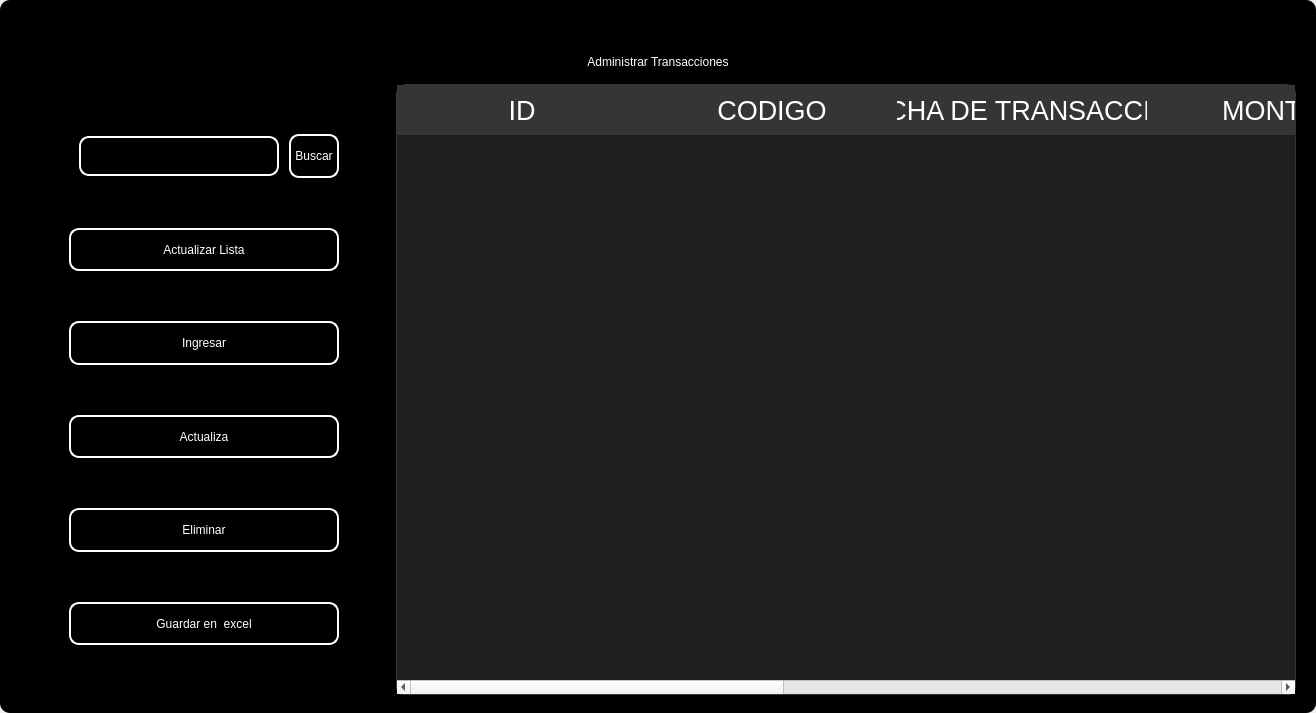
The window that design/standar/maintransaction2.ui (codemiguel-dev/ERP-EmprendeSoft-Desktop) describes before a commit, drawn with Qt 5.
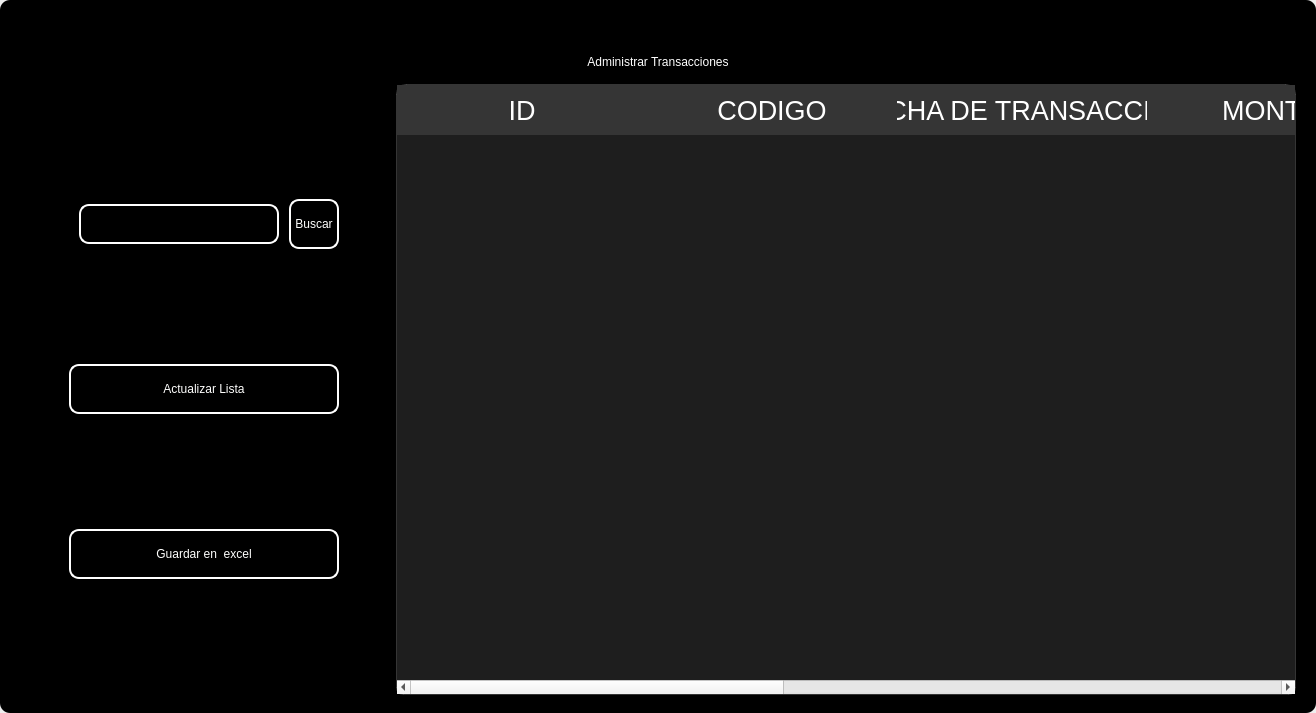
The same window after the commit. Icons and pictures are not drawn.

Diff of the .ui file:
```diff
--- a/design/standar/maintransaction2.ui
+++ b/design/standar/maintransaction2.ui
@@ -552,138 +552,6 @@
               </property>
              </widget>
             </item>
-            <item>
-             <widget class="QPushButton" name="btn_add">
-              <property name="minimumSize">
-               <size>
-                <width>0</width>
-                <height>40</height>
-               </size>
-              </property>
-              <property name="maximumSize">
-               <size>
-                <width>300</width>
-                <height>50</height>
-               </size>
-              </property>
-              <property name="cursor">
-               <cursorShape>PointingHandCursor</cursorShape>
-              </property>
-              <property name="styleSheet">
-               <string notr="true">QPushButton{
-border-radius:10px; 
-font: 12pt &quot;Arial&quot;;
-color: rgb(255, 255, 254);
-border: 2px solid #ffffff;
-}
-
-QPushButton:hover{
-border-radius:10px; 
-font: 12pt &quot;Arial&quot;;
-color: rgb(255, 255, 255);
-border: 2px solid rgb(120, 0, 171);
-	background-color: rgb(120, 0, 171);
-}</string>
-              </property>
-              <property name="text">
-               <string>Ingresar</string>
-              </property>
-              <property name="iconSize">
-               <size>
-                <width>35</width>
-                <height>35</height>
-               </size>
-              </property>
-             </widget>
-            </item>
-            <item>
-             <widget class="QPushButton" name="btn_update">
-              <property name="minimumSize">
-               <size>
-                <width>0</width>
-                <height>40</height>
-               </size>
-              </property>
-              <property name="maximumSize">
-               <size>
-                <width>300</width>
-                <height>50</height>
-               </size>
-              </property>
-              <property name="cursor">
-               <cursorShape>PointingHandCursor</cursorShape>
-              </property>
-              <property name="styleSheet">
-               <string notr="true">QPushButton{
-border-radius:10px; 
-font: 12pt &quot;Arial&quot;;
-color: rgb(255, 255, 254);
-border: 2px solid #ffffff;
-}
-
-QPushButton:hover{
-border-radius:10px; 
-font: 12pt &quot;Arial&quot;;
-color: rgb(255, 255, 255);
-border: 2px solid rgb(120, 0, 171);
-	background-color: rgb(120, 0, 171);
-}</string>
-              </property>
-              <property name="text">
-               <string>Actualiza</string>
-              </property>
-              <property name="iconSize">
-               <size>
-                <width>35</width>
-                <height>35</height>
-               </size>
-              </property>
-             </widget>
-            </item>
-            <item>
-             <widget class="QPushButton" name="btn_delete">
-              <property name="minimumSize">
-               <size>
-                <width>0</width>
-                <height>40</height>
-               </size>
-              </property>
-              <property name="maximumSize">
-               <size>
-                <width>300</width>
-                <height>50</height>
-               </size>
-              </property>
-              <property name="cursor">
-               <cursorShape>PointingHandCursor</cursorShape>
-              </property>
-              <property name="styleSheet">
-               <string notr="true">QPushButton{
-border-radius:10px; 
-font: 12pt &quot;Arial&quot;;
-color: rgb(255, 255, 254);
-border: 2px solid #ffffff;
-}
-
-QPushButton:hover{
-border-radius:10px; 
-font: 12pt &quot;Arial&quot;;
-color: rgb(255, 255, 255);
-border: 2px solid rgb(120, 0, 171);
-	background-color: rgb(120, 0, 171);
-}</string>
-              </property>
-              <property name="text">
-               <string>Eliminar</string>
-              </property>
-              <property name="iconSize">
-               <size>
-                <width>35</width>
-                <height>35</height>
-               </size>
-              </property>
-             </widget>
-            </item>
             <item>
              <widget class="QPushButton" name="btn_excel">
               <property name="minimumSize">
```
